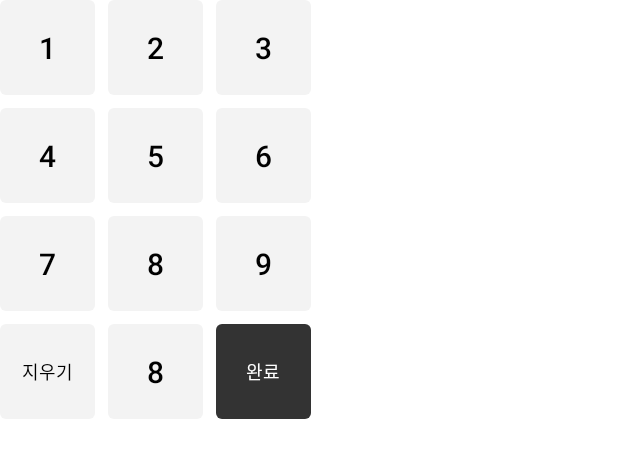
After one commit to AII-the-time/POS_Android, an Android app: the layout custom_keypad.xml on its own in the app's theme, with its tools: preview values and no code run, on a phone screen of 412 x 824 dp. The commit adds this screen. Shown: the top 458 px of the screen. Run offline under Robolectric (Android 15) with nearby library versions, the phone set to English and light mode, and no system bars.

Commit message:
feat: add CustomKeyPad #20

```diff
--- /dev/null
+++ b/common-ui/src/main/java/org/swm/att/common_ui/util/keypad/CustomKeyPad.kt
@@ -0,0 +1,86 @@
+package org.swm.att.common_ui.util.keypad
+
+import android.content.Context
+import android.util.AttributeSet
+import android.view.LayoutInflater
+import android.widget.TableRow
+import androidx.appcompat.widget.AppCompatButton
+import androidx.constraintlayout.widget.ConstraintLayout
+import androidx.lifecycle.LifecycleOwner
+import org.swm.att.common_ui.databinding.CustomKeypadBinding
+
+class CustomKeyPad @JvmOverloads constructor(
+    context: Context,
+    attr: AttributeSet? = null,
+    defStyleAttr: Int = 0
+): ConstraintLayout(context, attr, defStyleAttr){
+
+    private val binding: CustomKeypadBinding by lazy {
+        CustomKeypadBinding.inflate(LayoutInflater.from(context), this, true)
+    }
+    private lateinit var setLifeCycleOwner: LifecycleOwner
+    private var onNumberItemClickListener: ((String) -> Unit)? = null
+    private var onClearBtnClickListener: (() -> Unit)? = null
+    private var onEnterBtnClickListener: (() -> Unit)? = null
+
+    init {
+        initialize()
+    }
+
+    private fun initialize() {
+        setNumberBtnClickListener()
+        setClearBtnClickListener()
+        setEnterBtnClickListener()
+    }
+
+    fun setLifeCycleOwner(lifecycleOwner: LifecycleOwner) {
+        setLifeCycleOwner = lifecycleOwner
+    }
+
+    fun setOnNumberItemClickListener(listener: (String) -> Unit) {
+        onNumberItemClickListener = listener
+    }
+
+    fun setOnClearBtnClickListener(listener: () -> Unit) {
+        onClearBtnClickListener = listener
+    }
+
+    fun setOnEnterBtnClickListener(listener: () -> Unit) {
+        onEnterBtnClickListener = listener
+    }
+
+    private fun setNumberBtnClickListener() {
+        val tableLayout = binding.tlCustomKeypad
+        for (i in 0 until tableLayout.childCount) {
+            val tableRow = tableLayout.getChildAt(i) as TableRow
+            for (j in 0 until tableRow.childCount) {
+                val btn = tableRow.getChildAt(j) as AppCompatButton
+                if (btn.id  == -1) {
+                    val text = btn.text.toString()
+                    btn.setOnClickListener {
+                        onNumberItemClickListener?.let { listener ->
+                            listener(text)
+                        }
+                    }
+                }
+            }
+        }
+    }
+
+    private fun setClearBtnClickListener() {
+        binding.btnClear.setOnClickListener {
+            onClearBtnClickListener?.let { listener ->
+                listener()
+            }
+        }
+    }
+
+    private fun setEnterBtnClickListener() {
+        binding.btnEnter.setOnClickListener {
+            onEnterBtnClickListener?.let { listener ->
+                listener()
+            }
+        }
+    }
+
+}
--- /dev/null
+++ b/common-ui/src/main/res/layout/custom_keypad.xml
@@ -0,0 +1,181 @@
+<?xml version="1.0" encoding="utf-8"?>
+<layout xmlns:android="http://schemas.android.com/apk/res/android"
+    xmlns:app="http://schemas.android.com/apk/res-auto">
+
+    <androidx.constraintlayout.widget.ConstraintLayout
+        android:layout_width="wrap_content"
+        android:layout_height="wrap_content">
+
+        <TableLayout
+            android:id="@+id/tl_custom_keypad"
+            android:layout_width="wrap_content"
+            android:layout_height="wrap_content"
+            app:layout_constraintTop_toTopOf="parent"
+            app:layout_constraintStart_toStartOf="parent"
+            app:layout_constraintEnd_toEndOf="parent"
+            app:layout_constraintBottom_toBottomOf="parent">
+
+            <TableRow>
+                <androidx.appcompat.widget.AppCompatButton
+                    android:layout_width="63.64dp"
+                    android:layout_height="63.64dp"
+                    android:background="@drawable/shape_round_4"
+                    android:backgroundTint="@color/key_pad_gray"
+                    android:text="@string/key_pad_1"
+                    android:textColor="@color/black"
+                    android:textSize="20sp"
+                    android:gravity="center"
+                    android:layout_marginEnd="8.48dp"
+                    android:layout_marginBottom="8.48dp"/>
+
+                <androidx.appcompat.widget.AppCompatButton
+                    android:layout_width="63.64dp"
+                    android:layout_height="63.64dp"
+                    android:background="@drawable/shape_round_4"
+                    android:backgroundTint="@color/key_pad_gray"
+                    android:text="@string/key_pad_2"
+                    android:textColor="@color/black"
+                    android:textSize="20sp"
+                    android:gravity="center"
+                    android:layout_marginEnd="8.48dp"
+                    android:layout_marginBottom="8.48dp"/>
+
+                <androidx.appcompat.widget.AppCompatButton
+                    android:layout_width="63.64dp"
+                    android:layout_height="63.64dp"
+                    android:background="@drawable/shape_round_4"
+                    android:backgroundTint="@color/key_pad_gray"
+                    android:text="@string/key_pad_3"
+                    android:textColor="@color/black"
+                    android:textSize="20sp"
+                    android:gravity="center"
+                    android:layout_marginBottom="8.48dp"/>
+
+            </TableRow>
+
+            <TableRow>
+                <androidx.appcompat.widget.AppCompatButton
+                    android:layout_width="63.64dp"
+                    android:layout_height="63.64dp"
+                    android:background="@drawable/shape_round_4"
+                    android:backgroundTint="@color/key_pad_gray"
+                    android:text="@string/key_pad_4"
+                    android:textColor="@color/black"
+                    android:textSize="20sp"
+                    android:gravity="center"
+                    android:layout_marginEnd="8.48dp"
+                    android:layout_marginBottom="8.48dp"/>
+
+                <androidx.appcompat.widget.AppCompatButton
+                    android:layout_width="63.64dp"
+                    android:layout_height="63.64dp"
+                    android:background="@drawable/shape_round_4"
+                    android:backgroundTint="@color/key_pad_gray"
+                    android:text="@string/key_pad_5"
+                    android:textColor="@color/black"
+                    android:textSize="20sp"
+                    android:gravity="center"
+                    android:layout_marginEnd="8.48dp"
+                    android:layout_marginBottom="8.48dp"/>
+
+                <androidx.appcompat.widget.AppCompatButton
+                    android:layout_width="63.64dp"
+                    android:layout_height="63.64dp"
+                    android:background="@drawable/shape_round_4"
+                    android:backgroundTint="@color/key_pad_gray"
+                    android:text="@string/key_pad_6"
+                    android:textColor="@color/black"
+                    android:textSize="20sp"
+                    android:gravity="center"
+                    android:layout_marginBottom="8.48dp"/>
+
+            </TableRow>
+
+            <TableRow
+                android:layout_width="match_parent"
+                android:layout_height="match_parent">
+
+                <androidx.appcompat.widget.AppCompatButton
+                    android:layout_width="63.64dp"
+                    android:layout_height="63.64dp"
+                    android:layout_marginEnd="8.48dp"
+                    android:layout_marginBottom="8.48dp"
+                    android:background="@drawable/shape_round_4"
+                    android:backgroundTint="@color/key_pad_gray"
+                    android:gravity="center"
+                    android:text="@string/key_pad_7"
+                    android:textColor="@color/black"
+                    android:textSize="20sp" />
+
+                <androidx.appcompat.widget.AppCompatButton
+                    android:layout_width="63.64dp"
+                    android:layout_height="63.64dp"
+                    android:layout_marginEnd="8.48dp"
+                    android:layout_marginBottom="8.48dp"
+                    android:background="@drawable/shape_round_4"
+                    android:backgroundTint="@color/key_pad_gray"
+                    android:gravity="center"
+                    android:text="@string/key_pad_8"
+                    android:textColor="@color/black"
+                    android:textSize="20sp" />
+
+                <androidx.appcompat.widget.AppCompatButton
+                    android:layout_width="63.64dp"
+                    android:layout_height="63.64dp"
+                    android:layout_marginBottom="8.48dp"
+                    android:background="@drawable/shape_round_4"
+                    android:backgroundTint="@color/key_pad_gray"
+                    android:gravity="center"
+                    android:text="@string/key_pad_9"
+                    android:textColor="@color/black"
+                    android:textSize="20sp" />
+
+            </TableRow>
+
+            <TableRow
+                android:layout_width="match_parent"
+                android:layout_height="wrap_content">
+
+                <androidx.appcompat.widget.AppCompatButton
+                    android:id="@+id/btn_clear"
+                    android:layout_width="63.64dp"
+                    android:layout_height="63.64dp"
+                    android:layout_marginEnd="8.48dp"
+                    android:background="@drawable/shape_round_4"
+                    android:backgroundTint="@color/key_pad_gray"
+                    android:gravity="center"
+                    android:layout_gravity="center_vertical"
+                    android:text="@string/key_pad_clear"
+                    android:textColor="@color/black"
+                    android:textSize="12sp" />
+
+                <androidx.appcompat.widget.AppCompatButton
+                    android:layout_width="63.64dp"
+                    android:layout_height="63.64dp"
+                    android:layout_marginEnd="8.48dp"
+                    android:background="@drawable/shape_round_4"
+                    android:backgroundTint="@color/key_pad_gray"
+                    android:gravity="center"
+                    android:text="@string/key_pad_8"
+                    android:textColor="@color/black"
+                    android:textSize="20sp" />
+
+                <androidx.appcompat.widget.AppCompatButton
+                    android:id="@+id/btn_enter"
+                    android:layout_width="63.64dp"
+                    android:layout_height="63.64dp"
+                    android:background="@drawable/shape_round_4"
+                    android:backgroundTint="@color/key_pad_dark_gray"
+                    android:gravity="center"
+                    android:layout_gravity="center_vertical"
+                    android:text="@string/key_pad_enter"
+                    android:textColor="@color/white"
+                    android:textSize="12sp" />
+
+            </TableRow>
+
+        </TableLayout>
+
+    </androidx.constraintlayout.widget.ConstraintLayout>
+
+</layout>
--- a/common-ui/src/main/res/values/colors.xml
+++ b/common-ui/src/main/res/values/colors.xml
@@ -6,4 +6,6 @@
     <color name="main_color_light">#1F312222</color>
     <color name="back_color">#F5F4F3</color>
     <color name="gray">#C7C7C7</color>
+    <color name="key_pad_gray">#F3F3F3</color>
+    <color name="key_pad_dark_gray">#333333</color>
 </resources>
--- a/common-ui/src/main/res/values/strings.xml
+++ b/common-ui/src/main/res/values/strings.xml
@@ -11,6 +11,20 @@
     <string name="menu_worker">근무자변경</string>
     <string name="menu_sales">영업관리</string>
     <string name="menu_setting">환경설정</string>
+    <!--  keypad  -->
+    <string name="key_pad_1">1</string>
+    <string name="key_pad_2">2</string>
+    <string name="key_pad_3">3</string>
+    <string name="key_pad_4">4</string>
+    <string name="key_pad_5">5</string>
+    <string name="key_pad_6">6</string>
+    <string name="key_pad_7">7</string>
+    <string name="key_pad_8">8</string>
+    <string name="key_pad_9">9</string>
+    <string name="key_pad_0">0</string>
+    <string name="key_pad_clear">지우기</string>
+    <string name="key_pad_enter">완료</string>
+
     <!--  description  -->
     <string name="menu_home_des">menu for home</string>
     <string name="menu_order_des">menu for order</string>
@@ -22,6 +36,7 @@
     <string name="menu_setting_des">menu for setting</string>
     <string name="category_tab_layout_des">tab layout for category</string>
 
+    <!--  etc  -->
     <string name="btn_plus_menu_item">+</string>
     <string name="btn_minus_menu_item">-</string>
     <string name="btn_delete_selected_menu_item">x</string>
@@ -34,4 +49,8 @@
     <string name="btn_preorder">예약 주문</string>
     <string name="tv_sales_target">오늘 목표매출 달성율</string>
     <string name="btn_change_selected_options">옵션변경</string>
+    <string name="tv_earn_mileage_des">포인트 적립</string>
+    <string name="phone_number_header">010</string>
+    <string name="phone_number_divider">-</string>
+    <string name="pass_earn_mileage">적립 안함</string>
 </resources>
```
